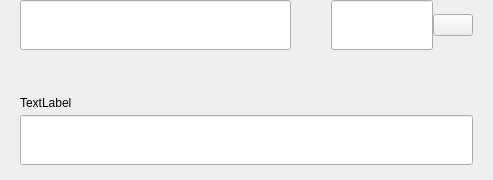
Before: the Qt Designer form src/qt/vitae/forms/sendmultirow.ui in VitaeTeam/Vitae, drawn with Qt 5.
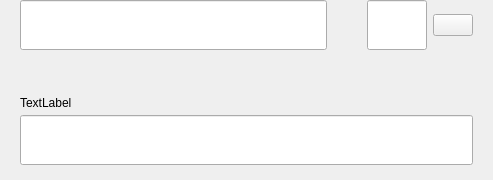
After: the same form once the commit is applied.

Commit message: update send screen balance on every entry.

```diff
--- a/src/qt/vitae/forms/sendmultirow.ui
+++ b/src/qt/vitae/forms/sendmultirow.ui
@@ -61,7 +61,7 @@
        <height>85</height>
       </size>
      </property>
-     <layout class="QHBoxLayout" name="horizontalLayout" stretch="4,0,2">
+     <layout class="QHBoxLayout" name="horizontalLayout" stretch="6,0,2">
       <property name="spacing">
        <number>0</number>
       </property>
@@ -166,7 +166,7 @@
       <item>
        <layout class="QHBoxLayout" name="horizontalLayout_2">
         <property name="spacing">
-         <number>-1</number>
+         <number>6</number>
         </property>
         <item alignment="Qt::AlignTop">
          <widget class="QLineEdit" name="lineEditAmount">
```
Left out of the diff: 4 changed lines with no effect on the pictures. Lines whose indentation alone changed are shown as unchanged. The commit also changes 5 other files.
